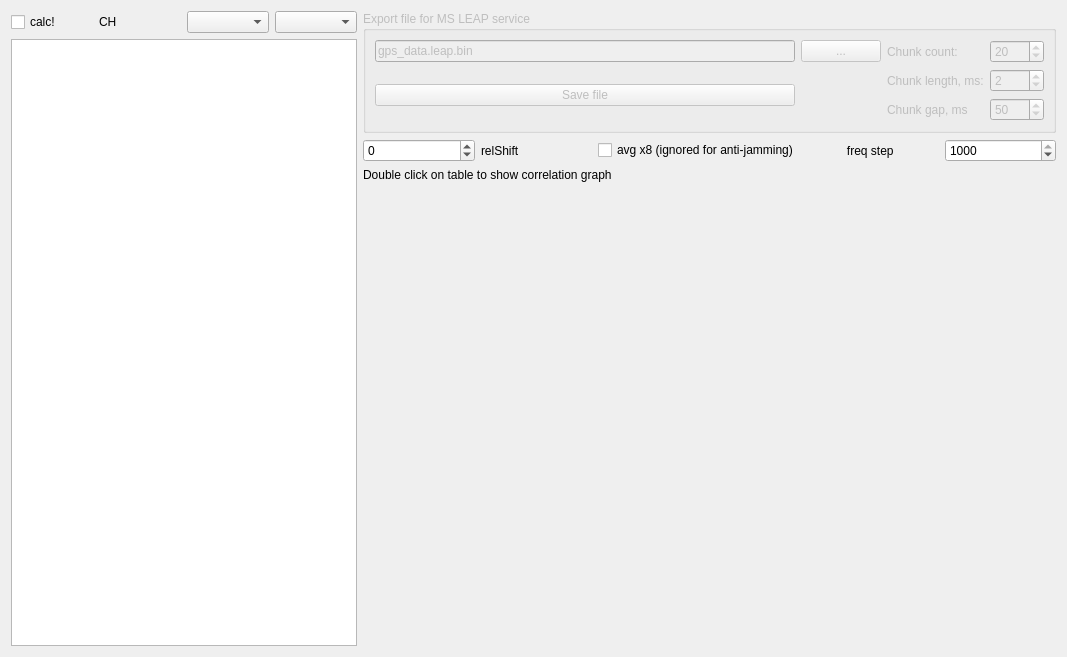
The window that gpscorrform.ui (amungo/ItsFx3) describes before a commit, drawn with Qt 5.
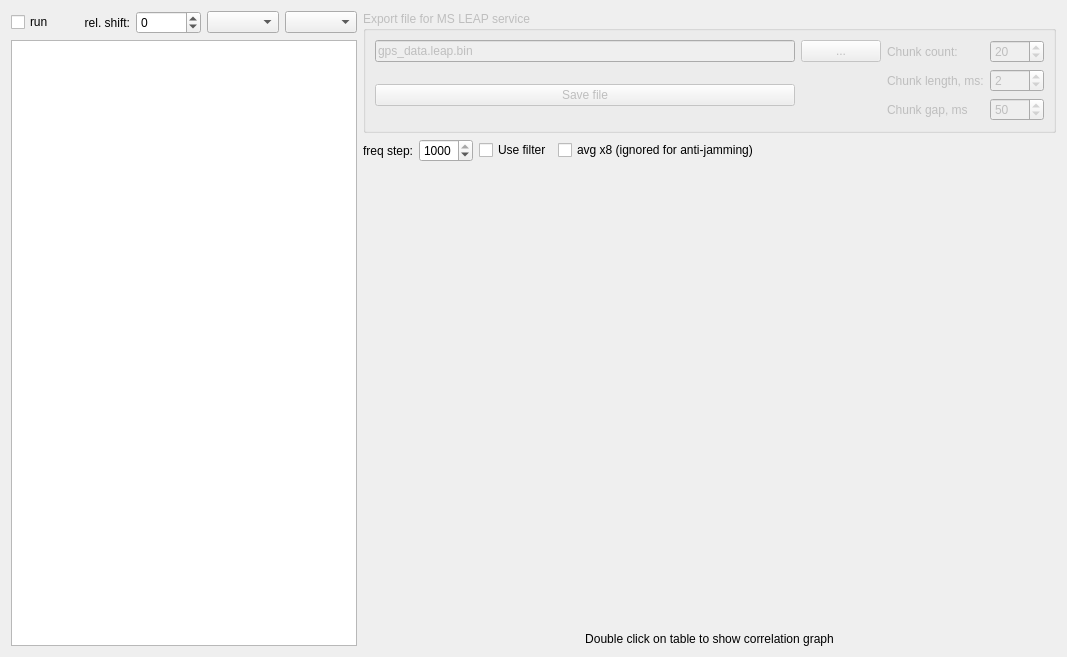
The same window after the commit. Custom widgets are drawn as their Qt base class.

Commit message: [+] add 'use filter' param on form

The edit to the form file:
```diff
--- a/gpscorrform.ui
+++ b/gpscorrform.ui
@@ -21,14 +21,33 @@
        <item>
         <widget class="QCheckBox" name="checkRefresh">
          <property name="text">
-          <string>calc!</string>
+          <string>run</string>
          </property>
         </widget>
        </item>
        <item>
-        <widget class="QLabel" name="labelChannel">
+        <widget class="QLabel" name="labelChannel_2">
+         <property name="layoutDirection">
+          <enum>Qt::LeftToRight</enum>
+         </property>
          <property name="text">
-          <string>CH</string>
+          <string>rel. shift:</string>
+         </property>
+         <property name="alignment">
+          <set>Qt::AlignRight|Qt::AlignTrailing|Qt::AlignVCenter</set>
+         </property>
+        </widget>
+       </item>
+       <item>
+        <widget class="QSpinBox" name="spinBoxRelativeCorr">
+         <property name="minimum">
+          <number>-53000</number>
+         </property>
+         <property name="maximum">
+          <number>53000</number>
+         </property>
+         <property name="singleStep">
+          <number>10</number>
          </property>
         </widget>
        </item>
@@ -172,44 +191,17 @@
       </widget>
      </item>
      <item>
-      <layout class="QHBoxLayout" name="horizontalLayout_2" stretch="1,1,2,1,1">
-       <item>
-        <widget class="QSpinBox" name="spinBoxRelativeCorr">
-         <property name="minimum">
-          <number>-53000</number>
-         </property>
-         <property name="maximum">
-          <number>53000</number>
-         </property>
-         <property name="singleStep">
-          <number>10</number>
-         </property>
-        </widget>
-       </item>
-       <item>
-        <widget class="QLabel" name="labelChannel_2">
-         <property name="text">
-          <string>relShift</string>
-         </property>
-        </widget>
-       </item>
-       <item>
-        <widget class="QCheckBox" name="checkAverageX8">
-         <property name="text">
-          <string>avg x8 (ignored for anti-jamming)</string>
-         </property>
-         <property name="checked">
-          <bool>false</bool>
-         </property>
-        </widget>
-       </item>
+      <layout class="QHBoxLayout" name="horizontalLayout_2" stretch="0,0,0,0,0">
        <item>
         <widget class="QLabel" name="labelChannel_3">
          <property name="layoutDirection">
           <enum>Qt::LeftToRight</enum>
          </property>
          <property name="text">
-          <string>      freq step</string>
+          <string>freq step:</string>
+         </property>
+         <property name="alignment">
+          <set>Qt::AlignRight|Qt::AlignTrailing|Qt::AlignVCenter</set>
          </property>
         </widget>
        </item>
@@ -229,17 +221,40 @@
          </property>
         </widget>
        </item>
+       <item>
+        <widget class="QCheckBox" name="checkBoxUseFilter">
+         <property name="text">
+          <string>Use filter</string>
+         </property>
+        </widget>
+       </item>
+       <item>
+        <widget class="QCheckBox" name="checkAverageX8">
+         <property name="text">
+          <string>avg x8 (ignored for anti-jamming)</string>
+         </property>
+         <property name="checked">
+          <bool>false</bool>
+         </property>
+        </widget>
+       </item>
+       <item>
+        <spacer name="horizontalSpacer">
+         <property name="orientation">
+          <enum>Qt::Horizontal</enum>
+         </property>
+         <property name="sizeHint" stdset="0">
+          <size>
+           <width>40</width>
+           <height>20</height>
+          </size>
+         </property>
+        </spacer>
+       </item>
       </layout>
      </item>
      <item>
-      <layout class="QVBoxLayout" name="verticalLayout" stretch="0,1">
-       <item>
-        <widget class="QLabel" name="labelHelp">
-         <property name="text">
-          <string>Double click on table to show correlation graph</string>
-         </property>
-        </widget>
-       </item>
+      <layout class="QVBoxLayout" name="verticalLayout" stretch="1,0">
        <item>
         <widget class="QCustomPlot" name="widgetCorrGraph" native="true">
          <property name="minimumSize">
@@ -250,6 +265,16 @@
          </property>
         </widget>
        </item>
+       <item>
+        <widget class="QLabel" name="labelHelp">
+         <property name="text">
+          <string>Double click on table to show correlation graph</string>
+         </property>
+         <property name="alignment">
+          <set>Qt::AlignCenter</set>
+         </property>
+        </widget>
+       </item>
       </layout>
      </item>
     </layout>
```
The commit also changes 1 other file.
